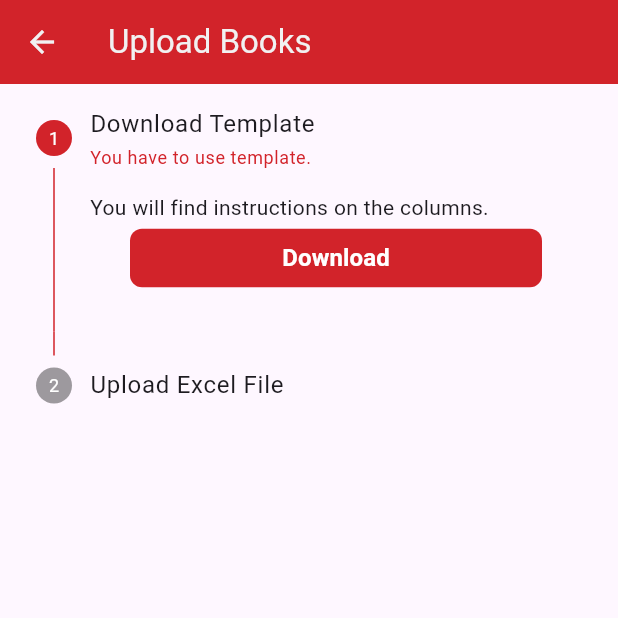
After one commit to bartucank/mlmui, a Flutter app: the BookCreateByExcelPage screen opened by its route, on a phone screen of 412 x 824 dp, the top half of it. The commit adds this screen. Run offline on Flutter 3.47's test engine with Material 3 defaults, Android fonts, the phone set to English and light mode, and no system bars; our stand-ins replace animate_do, card_loading, dio, file_picker, fl_chart, flutter_otp_text_field and 7 more; missing offline and left inert: art_sweetalert, clipboard, flutter_web_frame, lazy_data_table_plus, multi_image_picker_view, we_slide; accounts and stored records are empty; network calls fail.

Commit message:
Upload Books by Excel File done.

```diff
--- a/lib/main.dart
+++ b/lib/main.dart
@@ -3,6 +3,7 @@ import 'dart:collection';
 import 'package:flutter/foundation.dart';
 import 'package:flutter/material.dart';
 import 'package:flutter_web_frame/flutter_web_frame.dart';
+import 'package:mlmui/pages/LibrarianScreens/BookCreateByExcel.dart';
 import 'package:mlmui/pages/LibrarianScreens/BookCreatePage.dart';
 import 'package:mlmui/pages/LibrarianScreens/BookListScreen.dart';
 import 'package:mlmui/pages/LibrarianScreens/LibListScreen.dart';
@@ -52,6 +53,7 @@ class MyApp extends StatelessWidget {
               '/liblist': (context) =>  LibListScreen(),
               '/booklist': (context) =>  BookListScreen(),
               '/bookcreate': (context) =>  BookCreatePage(),
+              '/bookcreatebyexcel':(context) => BookCreateByExcelPage(),
               '/booklistforuser': (context) => BookListForUserScreen(),
               '/bookdetails': (context) => BookDetailsPage(book: ModalRoute.of(context)?.settings.arguments as BookDTO),
               '/updatebookpage' : (context) => UpdateBookPage(),
--- /dev/null
+++ b/lib/pages/LibrarianScreens/BookCreateByExcel.dart
@@ -0,0 +1,264 @@
+import 'dart:convert';
+import 'dart:io';
+
+import 'package:file_picker/file_picker.dart';
+import 'package:flutter/material.dart';
+import 'package:flutter/services.dart';
+import 'package:image_picker/image_picker.dart';
+import 'package:mlmui/models/BookCategoryEnumDTO.dart';
+import 'package:mlmui/models/BookCategoryEnumDTOListResponse.dart';
+import 'package:mlmui/models/ShelfDTO.dart';
+import 'package:mlmui/models/ShelfDTOListResponse.dart';
+import 'package:multi_image_picker_view/multi_image_picker_view.dart';
+import 'package:top_snackbar_flutter/custom_snack_bar.dart';
+import 'package:top_snackbar_flutter/top_snack_bar.dart';
+import 'package:url_launcher/url_launcher.dart';
+import '../../components/MenuDrawerLibrarian.dart';
+import '../../models/OpenLibraryBookDetails.dart';
+import '../../service/ApiService.dart';
+import '../../service/constants.dart';
+
+class BookCreateByExcelPage extends StatefulWidget {
+  const BookCreateByExcelPage({Key? key}) : super(key: key);
+
+  @override
+  State<BookCreateByExcelPage> createState() => _BookCreateByExcelPageState();
+}
+
+class _BookCreateByExcelPageState extends State<BookCreateByExcelPage> {
+  final controller = MultiImagePickerController(
+      maxImages: 1,
+      allowedImageTypes: ['png', 'jpg', 'jpeg', 'heic', 'HEIC'],
+      withData: true,
+      withReadStream: true,
+      images: <ImageFile>[] // array of pre/default selected images
+      );
+  late File selectedImage;
+  String _base64Image = "-1";
+
+  TextEditingController _nameController = TextEditingController();
+  TextEditingController _isbnController = TextEditingController();
+  TextEditingController _descController = TextEditingController();
+  TextEditingController _publisherController = TextEditingController();
+  TextEditingController _authorController = TextEditingController();
+  TextEditingController _dateController = TextEditingController();
+  final ApiService apiService = ApiService();
+  final GlobalKey<ScaffoldState> _scaffoldKey = GlobalKey<ScaffoldState>();
+  late Future<OpenLibraryBookDetails> openLibrary;
+  List<ShelfDTO> _dropdownItems = [];
+  List<BookCategoryEnumDTO> _dropdownItems2 = [];
+  bool isLoading = false;
+
+
+
+
+
+  Future<String> downloadExcel() async {
+    try {
+      final Uri _url = Uri.parse("${Constants.apiBaseUrl}/api/admin/getExcel");
+      if (!await launchUrl(_url)) {
+        throw Exception('Could not launch $_url');
+      }
+    } catch (e) {
+      showTopSnackBar(
+        Overlay.of(context),
+        const CustomSnackBar.error(
+          message:
+              "The Excel file cannot be downloaded. Please contact the system administrator.",
+          textAlign: TextAlign.left,
+        ),
+      );
+      return "-1";
+    }
+    return "1";
+  }
+
+
+
+  @override
+  void initState() {
+    super.initState();
+  }
+
+  @override
+  void dispose() {
+    super.dispose();
+  }
+
+  int currentStep = 0;
+
+  @override
+  Widget build(BuildContext context) {
+    return Scaffold(
+        key: _scaffoldKey,
+        drawer: const MenuDrawerLibrarian(),
+        appBar: AppBar(
+          backgroundColor: Constants.mainRedColor,
+          title: Text(
+            'Upload Books',
+            style: TextStyle(color: Constants.whiteColor),
+          ),
+          centerTitle: false,
+          leading: IconButton(
+            icon: Icon(
+              Icons.arrow_back,
+              color: Constants.whiteColor,
+            ),
+            onPressed: () {
+              Navigator.pop(context);
+            },
+          ),
+        ),
+        body: Stack(
+          children: [
+            Theme(
+              data: Theme.of(context).copyWith(
+                  colorScheme:
+                      ColorScheme.light(primary: Constants.mainRedColor)),
+              child: Stepper(
+                physics: ClampingScrollPhysics(),
+                onStepTapped: (step) => setState(() => currentStep = step),
+                type: StepperType.vertical,
+                steps: getsteps(),
+                currentStep: currentStep,
+
+                controlsBuilder:
+                    (BuildContext context, ControlsDetails controls) {
+                  return Container(
+                      margin: EdgeInsets.only(top: 1),
+                      child: Row(
+                        children: [
+
+
+                        ],
+                      ));
+                },
+              ),
+            ),
+            if (isLoading)
+              Container(
+                color: Constants.mainDarkColor.withOpacity(0.5),
+                child: Center(
+                  child: CircularProgressIndicator(),
+                ),
+              ),
+          ],
+        ));
+  }
+
+
+  List<Step> getsteps() => [
+        Step(
+            state: currentStep > 0 ? StepState.complete : StepState.indexed,
+            isActive: currentStep >= 0,
+            title: Text("Download Template"),
+            subtitle: Text("You have to use template.",style: TextStyle(color: Constants.mainRedColor),),
+            content: Column(children: <Widget>[
+              Align(
+                alignment: Alignment.bottomLeft,
+                child: Text(
+                    "You will find instructions on the columns."),
+              ),
+              MaterialButton(
+                  onPressed: () async {
+                    Object a = await downloadExcel();
+                    if(a == "1"){
+                      setState(() {
+                        currentStep+=1;
+                      });
+                    }else{
+                      Navigator.pop(context);
+                    }
+
+
+                  },
+                  color: Constants.mainRedColor,
+                  elevation: 0,
+                  shape: RoundedRectangleBorder(
+                    borderRadius: BorderRadius.circular(8.0),
+                  ),
+                  minWidth:MediaQuery.of(context).size.width-(MediaQuery.of(context).size.width/3),
+                  padding: EdgeInsets.all(8),
+                  child: Text(
+                    "Download",
+                    style: TextStyle(
+                      fontSize: 16,
+                      fontWeight: FontWeight.w700,
+                      fontStyle: FontStyle.normal,
+                    ),
+                  ),
+                  textColor: Color(0xffffffff),
+                  height: 15,
+                ),
+
+            ])),
+        Step(
+            state: currentStep > 3 ? StepState.complete : StepState.indexed,
+            isActive: currentStep >= 3,
+            title: Text("Upload Excel File"),
+            content: Column(children: <Widget>[
+              Align(
+                alignment: Alignment.bottomLeft,
+                child: Text(
+                    "Please fill the Excel file and upload again."),
+              ),
+              MaterialButton(
+                onPressed: () async {
+                  FilePickerResult? result = await FilePicker.platform.pickFiles(
+                    type: FileType.custom,
+                    allowedExtensions: ['xlsx'],
+                    allowMultiple: false
+                  );
+                  File file = File(result!.files.single.path!);
+                  if(result == null || file == null ){
+                    showTopSnackBar(
+                      Overlay.of(context),
+                      const CustomSnackBar.error(
+                        message:
+                        "The Excel file cannot be uploaded. Please try again.",
+                        textAlign: TextAlign.left,
+                      ),
+                    );
+                  }else{
+                    Object flag = await apiService.uploadExcelForBook(file);
+                    if(flag == 1){
+                      showTopSnackBar(
+                        Overlay.of(context),
+                        const CustomSnackBar.success(
+                          message:
+                          "Success!",
+                          textAlign: TextAlign.left,
+                        ),
+                      );
+                      Navigator.pop(context,"s");
+                    }else{
+                      showTopSnackBar(
+                        Overlay.of(context),
+                        const CustomSnackBar.error(
+                          message:
+                          "Something happened :(",
+                          textAlign: TextAlign.left,
+                        ),
+                      );
+                    }
+                  }
+                },
+                color: Constants.mainDarkColor,
+                elevation: 0,
+                shape: RoundedRectangleBorder(
+                  borderRadius: BorderRadius.circular(8.0),
+                ),
+                minWidth:MediaQuery.of(context).size.width-(MediaQuery.of(context).size.width/3),
+                child: Text(
+                  "Upload",
+                  style: TextStyle(
+                    fontSize: 16,
+                    fontWeight: FontWeight.w700,
+                    fontStyle: FontStyle.normal,
+                  ),
+                ),
+                textColor: Color(0xffffffff),
+              )
+            ]))
+      ];
+}
--- a/lib/pages/LibrarianScreens/BookQueueDetail.dart
+++ b/lib/pages/LibrarianScreens/BookQueueDetail.dart
@@ -169,6 +169,7 @@ class _BookQueueDetailState extends State<BookQueueDetail> {
         artDialogKey: _artDialogKey,
         context: context,
         artDialogArgs: ArtDialogArgs(
+          barrierColor: Constants.mainBarrierColor,
           dialogAlignment: Alignment.centerLeft,
           title: "Details and Actions for ${dto.userDTO!.fullName!} ",
           customColumns: [
--- a/lib/pages/SplashScreen.dart
+++ b/lib/pages/SplashScreen.dart
@@ -160,7 +160,7 @@ class _SplashScreenState extends State<SplashScreen> {
                                   fontStyle: FontStyle.normal,
                                 ),
                               ),
-                              textColor: Color(0xff3a57e8),
+                              textColor: Constants.mainRedColor,
                               height: 50,
                             ),
                           ),
--- a/lib/pages/UserScreens/CopyCard.dart
+++ b/lib/pages/UserScreens/CopyCard.dart
@@ -64,6 +64,7 @@ class _CopyCardState extends State<CopyCard> {
         artDialogKey: _artDialogKey,
         context: context,
         artDialogArgs: ArtDialogArgs(
+          barrierColor: Constants.mainBarrierColor,
           title: "Please Upload Receipt",
           customColumns: [
             Stack(children: [
@@ -269,6 +270,7 @@ class _CopyCardState extends State<CopyCard> {
       artDialogKey: _artDialogKey,
       context: context,
       artDialogArgs: ArtDialogArgs(
+        barrierColor: Constants.mainBarrierColor,
         title: "Receipt History",
         confirmButtonText: "Close",
         confirmButtonColor: Color(0xFFD2232A),
@@ -310,6 +312,7 @@ class _CopyCardState extends State<CopyCard> {
       artDialogKey: _artDialogKey,
       context: context,
       artDialogArgs: ArtDialogArgs(
+        barrierColor: Constants.mainBarrierColor,
         title: "",
         confirmButtonText: "Copy Iban and Close",
         confirmButtonColor: Color(0xFFD2232A),
--- a/lib/service/constants.dart
+++ b/lib/service/constants.dart
@@ -1,8 +1,8 @@
 import 'dart:ui';
 
 class Constants {
-  // static const String apiBaseUrl = "https://eew.com.tr/srv";
-  static const String apiBaseUrl = "https://4969-78-135-14-228.ngrok-free.app";
+  static const String apiBaseUrl = "https://eew.com.tr/srv";
+  // static const String apiBaseUrl = "https://fe61-78-135-14-228.ngrok-free.app";
 
 
   static const String successFlag = "S";
@@ -13,4 +13,5 @@ class Constants {
   static const Color yellowColor = Color(0xffFFBA08);
   static const Color greyColor = Color(0xffA2AEBB);
   static const Color whiteColor = Color(0xfff1f1f1);
+  static const Color mainBarrierColor = Color.fromARGB(80,210,35,42);
 }
--- a/pubspec.yaml
+++ b/pubspec.yaml
@@ -28,6 +28,8 @@ dependencies:
   card_loading: ^0.3.0
   fl_chart: ^0.65.0
   infinite_scroll_pagination: ^4.0.0
+  file_picker: ^5.5.0
+  url_launcher: ^6.2.5
 dev_dependencies:
   flutter_test:
     sdk: flutter
```
Also changed, not shown: lib/pages/LibrarianScreens/BookListScreen.dart (+122 -4 lines), lib/service/ApiService.dart (+34 -0 lines), pubspec.lock, 11 other files.
